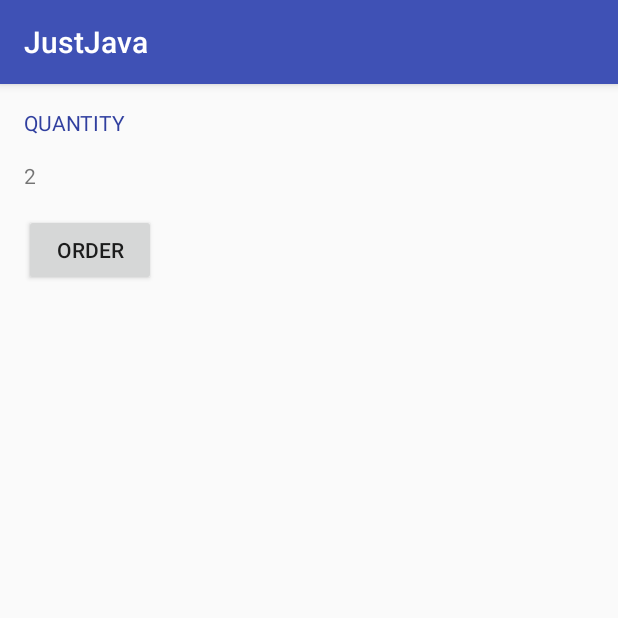
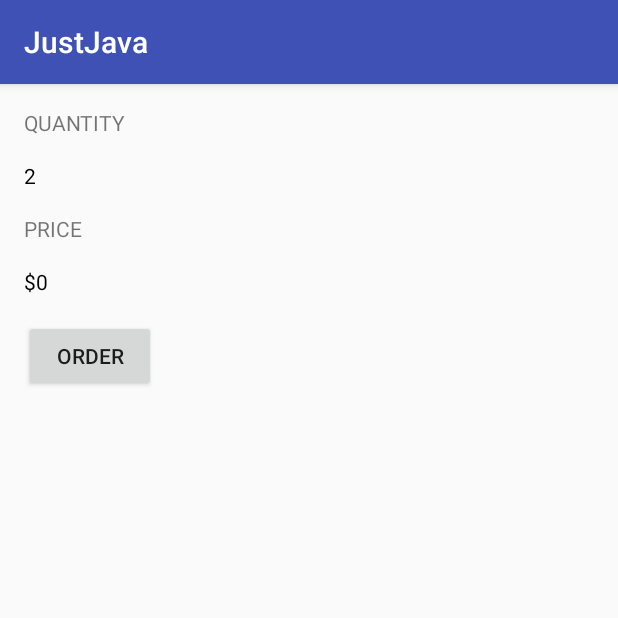
Before and after one commit to leoyats/JustJava, an Android app: the screen it shows after launch (MainActivity), on a phone screen of 412 x 824 dp, the top half of it. Run offline under Robolectric (Android 15) with nearby library versions, the phone set to English and light mode, and no system bars.

Commit message:
change to marcap

```diff
--- a/app/src/main/java/com/example/android/justjava/MainActivity.java
+++ b/app/src/main/java/com/example/android/justjava/MainActivity.java
@@ -2,6 +2,8 @@ package com.example.android.justjava;
 
 import android.support.v7.app.AppCompatActivity;
 import android.os.Bundle;
+import android.view.View;
+import android.widget.TextView;
 
 public class MainActivity extends AppCompatActivity {
 
@@ -10,4 +12,20 @@ public class MainActivity extends AppCompatActivity {
         super.onCreate(savedInstanceState);
         setContentView(R.layout.activity_main);
     }
+
+    /**
+     * This method is called when the order button is clicked.
+     */
+    public void submitOrder(View view) {
+        display(10);
+    }
+
+    /**
+     * This method displays the given quantity value on the screen.
+     */
+    private void display(int number) {
+        TextView quantityTextView = (TextView) findViewById(R.id.quantity_text_view);
+        quantityTextView.setText("" + number);
+    }
+
 }
--- a/app/src/main/res/layout/activity_main.xml
+++ b/app/src/main/res/layout/activity_main.xml
@@ -15,7 +15,7 @@
         android:layout_marginTop="16dp"
         android:text="Quantity"
         android:textAllCaps="true"
-        android:textColor="@color/colorPrimaryDark"/>
+        />
 
     <TextView
         android:id="@+id/quantity_text_view"
@@ -26,14 +26,37 @@
         android:layout_marginBottom="8dp"
         android:layout_marginLeft="16dp"
         android:layout_marginTop="8dp"
-        android:text="2"/>
+        android:text="2"
+        android:textColor="@android:color/background_dark"/>
+
+    <TextView
+        android:id="@+id/textView2"
+        android:layout_width="wrap_content"
+        android:layout_height="wrap_content"
+        android:layout_below="@id/quantity_text_view"
+        android:layout_marginBottom="8dp"
+        android:layout_marginLeft="16dp"
+        android:layout_marginTop="8dp"
+        android:text="price"
+        android:textAllCaps="true"/>
+
+    <TextView
+        android:id="@+id/price_text_view"
+        android:layout_width="wrap_content"
+        android:layout_height="wrap_content"
+        android:layout_below="@id/textView2"
+        android:layout_marginBottom="8dp"
+        android:layout_marginLeft="16dp"
+        android:layout_marginTop="8dp"
+        android:text="$0"
+        android:textColor="@android:color/background_dark"/>
 
     <Button
         android:id="@+id/button"
         android:layout_width="wrap_content"
         android:layout_height="wrap_content"
         android:layout_alignParentStart="true"
-        android:layout_below="@+id/quantity_text_view"
+        android:layout_below="@+id/price_text_view"
         android:layout_marginLeft="16dp"
         android:layout_marginTop="8dp"
         android:text="Order"/>
```
